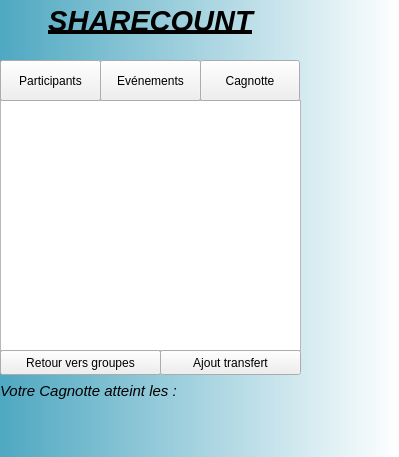
Before: the Qt Designer form v16/cagnotte.ui in Obsywon/ShareCount, drawn with Qt 5.
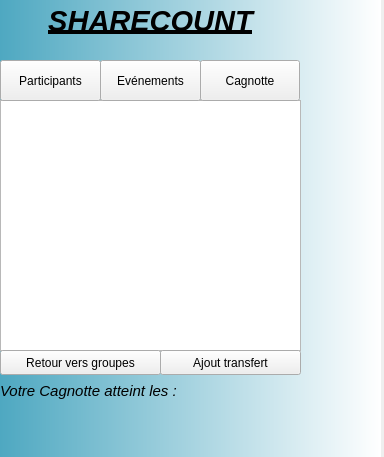
After: the same form once the commit is applied.

What changed in the file:
```diff
--- a/v16/cagnotte.ui
+++ b/v16/cagnotte.ui
@@ -6,7 +6,7 @@
    <rect>
     <x>0</x>
     <y>0</y>
-    <width>399</width>
+    <width>384</width>
     <height>457</height>
    </rect>
   </property>
@@ -18,7 +18,7 @@
     <rect>
      <x>0</x>
      <y>0</y>
-     <width>401</width>
+     <width>381</width>
      <height>461</height>
     </rect>
    </property>
```
